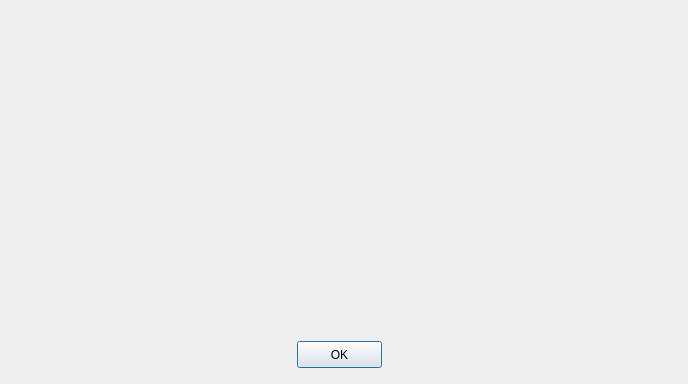
This is resultdialog.ui in Oakhart/hash_calculator as Qt 5 draws it before an edit. The edited form follows.
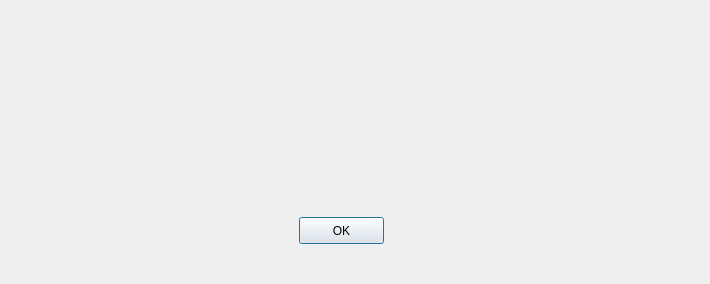
This is the edited form.

Diff of the .ui file:
```diff
--- a/resultdialog.ui
+++ b/resultdialog.ui
@@ -9,8 +9,8 @@
    <rect>
     <x>0</x>
     <y>0</y>
-    <width>688</width>
-    <height>384</height>
+    <width>710</width>
+    <height>284</height>
    </rect>
   </property>
   <property name="windowTitle">
@@ -19,8 +19,8 @@
   <widget class="QPushButton" name="pushButton">
    <property name="geometry">
     <rect>
-     <x>297</x>
-     <y>341</y>
+     <x>299</x>
+     <y>217</y>
      <width>85</width>
      <height>27</height>
     </rect>
```
